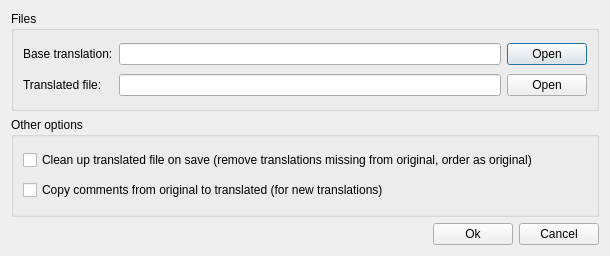
aszell/apropy, file ui_options.ui: the form before one commit.
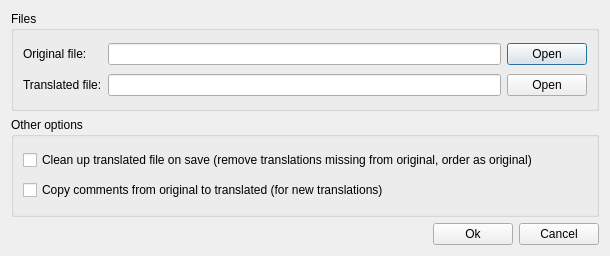
The form after the commit.

Commit message: Removed some error messages for first startup (when no files are selected)

The edit to the form file:
```diff
--- a/ui_options.ui
+++ b/ui_options.ui
@@ -35,7 +35,7 @@
       <item row="0" column="0">
        <widget class="QLabel" name="label">
         <property name="text">
-         <string>Base translation:</string>
+         <string>Original file:</string>
         </property>
        </widget>
       </item>
```
The commit also changes 2 other files.
